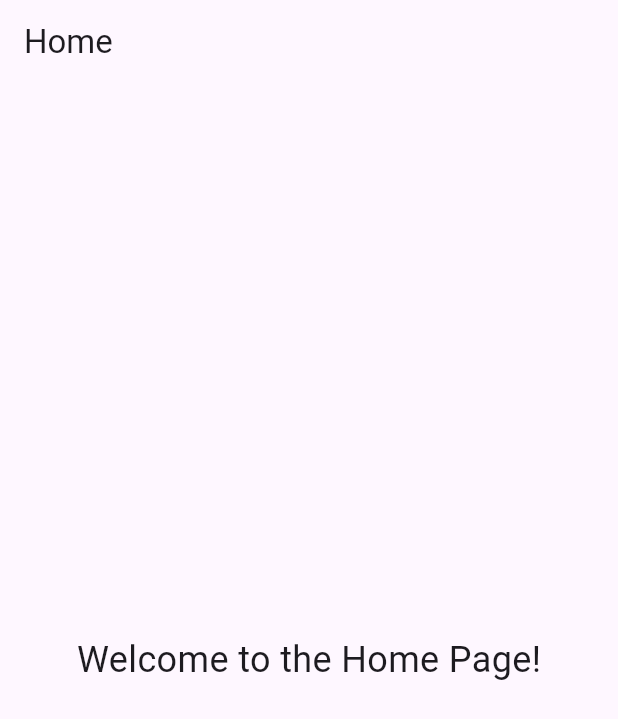
After one commit to MedSyd1/forum_frontend, a Flutter app: the HomePage screen opened directly, on a phone screen of 412 x 824 dp. The commit adds this screen. Shown: the top 719 px of the screen. Run offline on Flutter 3.47's test engine with Material 3 defaults, Android fonts, the phone set to English and light mode, and no system bars.

Commit message:
adding the home page

```diff
--- /dev/null
+++ b/lib/home_page.dart
@@ -0,0 +1,19 @@
+// home.dart
+import 'package:flutter/material.dart';
+
+class HomePage extends StatelessWidget {
+  @override
+  Widget build(BuildContext context) {
+    return Scaffold(
+      appBar: AppBar(
+        title: Text("Home"),
+      ),
+      body: Center(
+        child: Text(
+          "Welcome to the Home Page!",
+          style: TextStyle(fontSize: 24),
+        ),
+      ),
+    );
+  }
+}
```
Also changed, not shown: lib/login_page.dart (+44 -14 lines).
